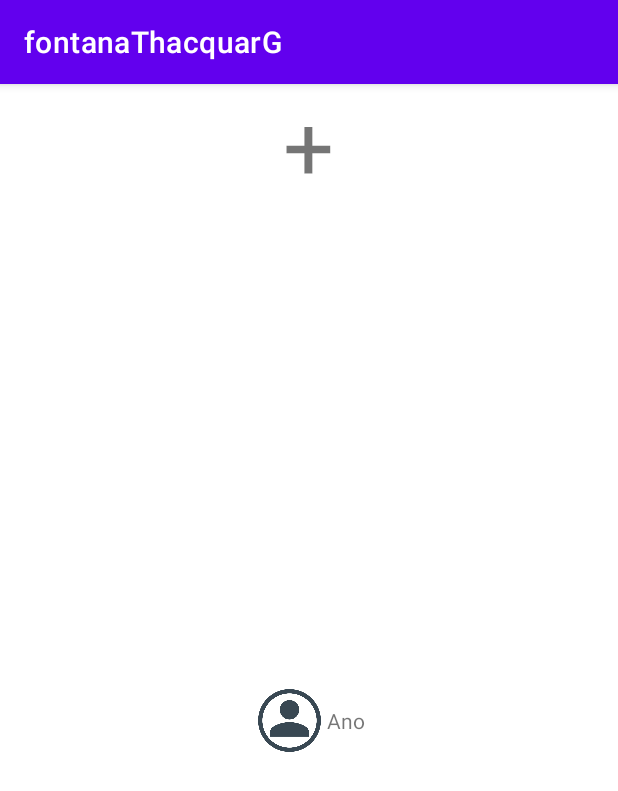
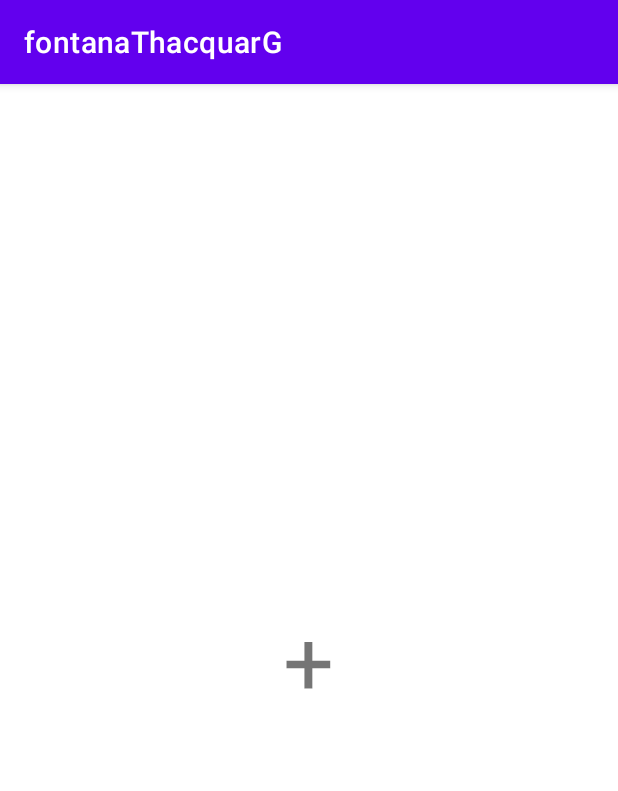
Before and after one commit to Tohsakie/IslaFun, an Android app: the screen it shows after launch (MainActivity), on a phone screen of 412 x 824 dp. Shown: the top 791 px of the screen. Run offline under Robolectric (Android 15) with nearby library versions, the phone set to English and light mode, and no system bars; our stand-ins replace Room's generated code.

Commit message:
fix accueil

```diff
--- a/fontanaThacquarG/app/src/main/res/layout/activity_main.xml
+++ b/fontanaThacquarG/app/src/main/res/layout/activity_main.xml
@@ -12,13 +12,7 @@
         android:layout_height="match_parent"
         android:orientation="vertical"
         android:gravity="center">
-        <TextView
-            android:layout_width="wrap_content"
-            android:layout_height="wrap_content"
-            android:text="+"
-            android:textSize="60sp"
-            android:onClick="onPlus">
-        </TextView>
+
         <ListView
             android:id="@+id/mainListView"
             android:layout_width="wrap_content"
@@ -30,19 +24,13 @@
             android:gravity="center"
             android:orientation="horizontal">
 
-            <ImageView
-                android:layout_width="wrap_content"
-                android:layout_height="wrap_content"
-                android:adjustViewBounds="true"
-                android:maxHeight="50dp"
-                android:scaleType="fitCenter"
-                android:src="@drawable/user"
-                android:onClick="onAno" />
             <TextView
                 android:layout_width="wrap_content"
                 android:layout_height="wrap_content"
-                android:text="Ano"
-                android:gravity="center"/>
+                android:text="+"
+                android:textSize="60sp"
+                android:onClick="onPlus">
+            </TextView>
         </LinearLayout>
     </LinearLayout>
 
--- a/fontanaThacquarG/app/src/main/res/layout/user_row.xml
+++ b/fontanaThacquarG/app/src/main/res/layout/user_row.xml
@@ -16,5 +16,6 @@
         android:layout_width="wrap_content"
         android:layout_height="wrap_content"
         android:text=""
-        android:gravity="center"/>
+        android:gravity="center"
+        android:onClick="onAno"/>
 </LinearLayout>
```
Also changed, not shown: fontanaThacquarG/app/src/main/java/com/example/fontanathacquarg/UserAdapter.java (+1 -39 lines).
